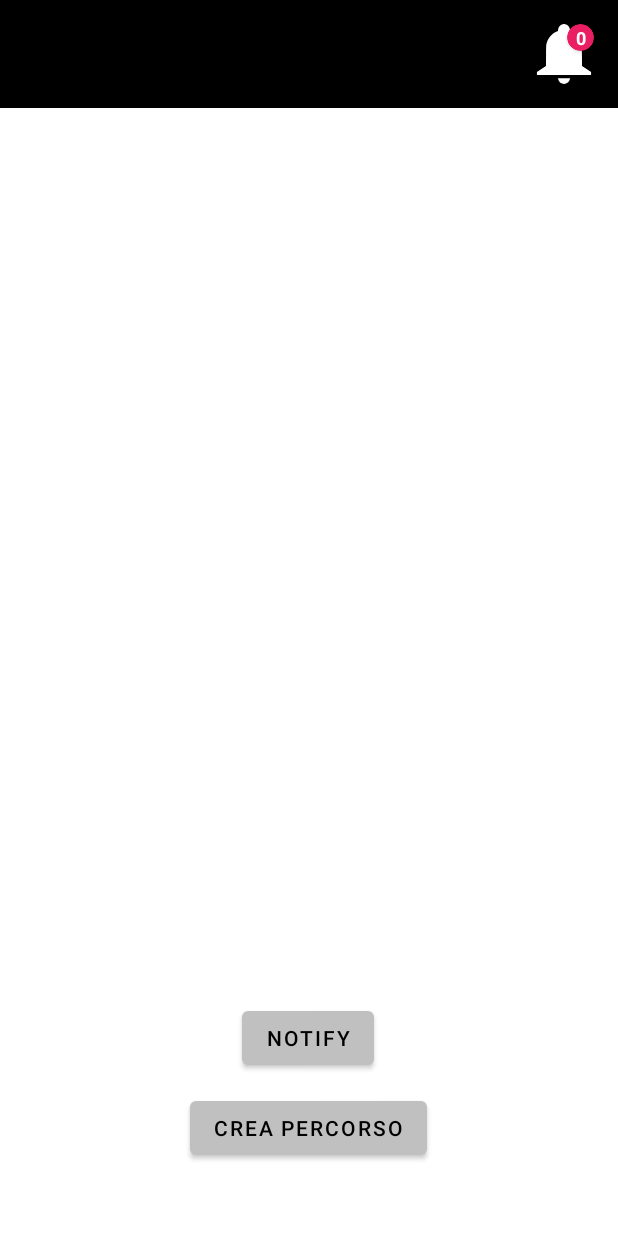
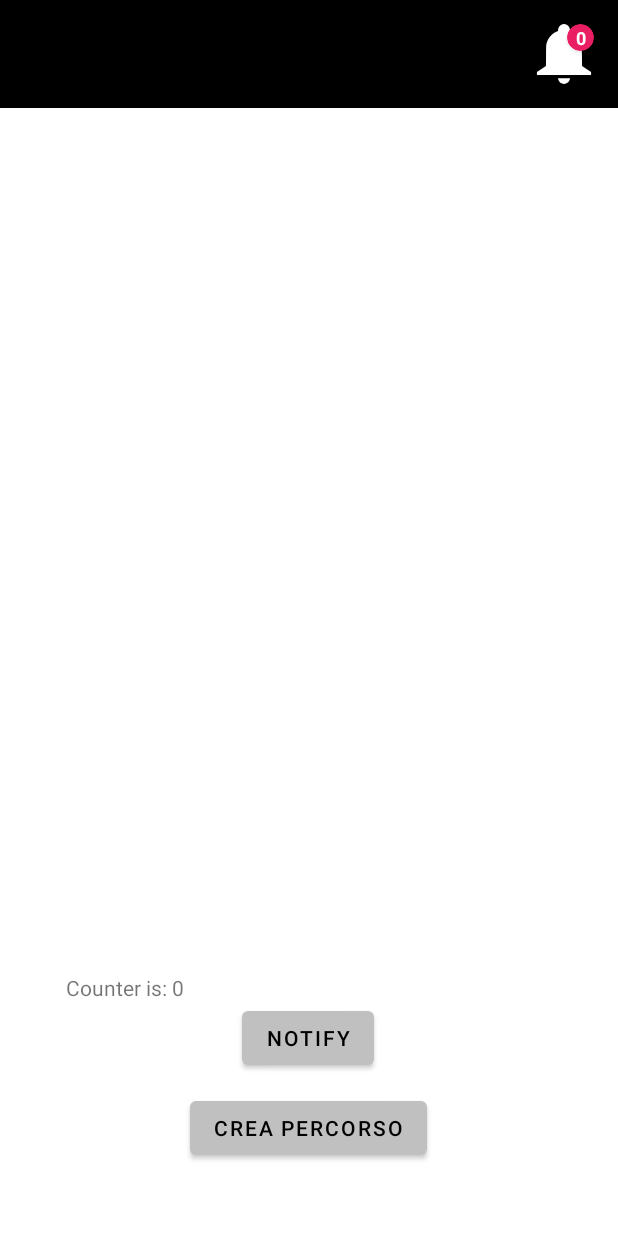
Before and after one commit to Frank99DG/AlphaTour, an Android app: the NotificationProvaActivity screen opened directly, with no data from a screen before it, on a phone screen of 412 x 824 dp. Run offline under Robolectric (Android 15) with nearby library versions, the phone set to English and light mode, and no system bars; Roboto replaces fonts that are not available here.

Commit message:
Modifiche e creazione prova activity: invioProva.java activity_invio_prova.xml

```diff
--- a/app/src/main/java/com/example/alphatour/prova/NotificationProvaActivity.java
+++ b/app/src/main/java/com/example/alphatour/prova/NotificationProvaActivity.java
@@ -5,6 +5,7 @@ import androidx.fragment.app.Fragment;
 import androidx.fragment.app.FragmentTransaction;
 import androidx.lifecycle.LifecycleOwner;
 
+import android.content.Intent;
 import android.os.Bundle;
 import android.view.View;
 import android.widget.ArrayAdapter;
@@ -22,13 +23,20 @@ import java.util.List;
 
 public class NotificationProvaActivity extends AppCompatActivity {
 
+    public static final String AGE = "AGE";
+    public static final String N_NOTIFY = "N_NOTIFY";
+    private TextView ageText;
+    private int age;
+    private int n_notify;
+
     Button creaPercorso;
     NotificationCounter notificationCounter;
     ImageView openFragment;
     ImageView closeNotification;
     NotificheFragment myFragment = new NotificheFragment();
     Bundle data = new Bundle();
-
+    int a=0;
+    FragmentTransaction ft = getSupportFragmentManager().beginTransaction();
 
 
     @Override
@@ -36,19 +44,58 @@ public class NotificationProvaActivity extends AppCompatActivity {
         super.onCreate(savedInstanceState);
         setContentView(R.layout.activity_notification_prova);
 
+        ageText = findViewById(R.id.mAge2);
+
         creaPercorso = findViewById(R.id.creaPercorso);
         notificationCounter = new NotificationCounter(findViewById(R.id.notificationNumber));
         openFragment = findViewById(R.id.notificationIcon);
         closeNotification = findViewById(R.id.closeNotification);
 
-        getSupportFragmentManager().beginTransaction().replace(R.id.container,myFragment).hide(myFragment).commit();
+        Intent i = getIntent();
+        n_notify = i.getIntExtra(N_NOTIFY,0);
+        ageText.setText("Counter is: "+n_notify);
+
+        ft.replace(R.id.container,myFragment).hide(myFragment).commit();
+
+
+
+
+/*
+        if(n_notify>0) {
+
+           // for (a = 0; a < n_notify; a++) {
+                data.putString("Notifica", "Sei un grande hai creato un percorso");
+                myFragment.setArguments(data);
+                notificationCounter.increaseNumber();
+                //myFragment.addView(notificationCounter);
+                if (myFragment.isHidden()) {
+
+                    myFragment.addView(notificationCounter);
+
+                }
+         //   }
+
+        }
+
+ */
+    }
+
+
+
+
+    public void fairoba(){
+        data.putString("Notifica", "Sei un grande hai creato un percorso");
+        myFragment.setArguments(data);
+        notificationCounter.increaseNumber();
+        myFragment.addView(notificationCounter);
 
     }
 
-
     public void openFragment(View v) {
 
-        getSupportFragmentManager().beginTransaction().replace(R.id.container, myFragment).show(myFragment).commit();
+        ft.show(myFragment).commit();
+        boolean b=myFragment.isHidden();
+        boolean c=myFragment.isAdded();
 
     }
 
--- a/app/src/main/res/layout/activity_notification_prova.xml
+++ b/app/src/main/res/layout/activity_notification_prova.xml
@@ -76,4 +76,14 @@
         app:layout_constraintStart_toStartOf="parent"
         app:layout_constraintTop_toTopOf="parent" />
 
+    <TextView
+        android:id="@+id/mAge2"
+        android:layout_width="wrap_content"
+        android:layout_height="wrap_content"
+        android:layout_marginStart="44dp"
+        android:layout_marginBottom="156dp"
+        android:text="TextView"
+        app:layout_constraintBottom_toBottomOf="parent"
+        app:layout_constraintStart_toStartOf="parent" />
+
 </androidx.constraintlayout.widget.ConstraintLayout>
```
Also changed, not shown: app/src/main/java/com/example/alphatour/prova/invioProva.java (added, +55 -0 lines), app/src/main/res/layout/activity_invio_prova.xml (added, +63 -0 lines).
